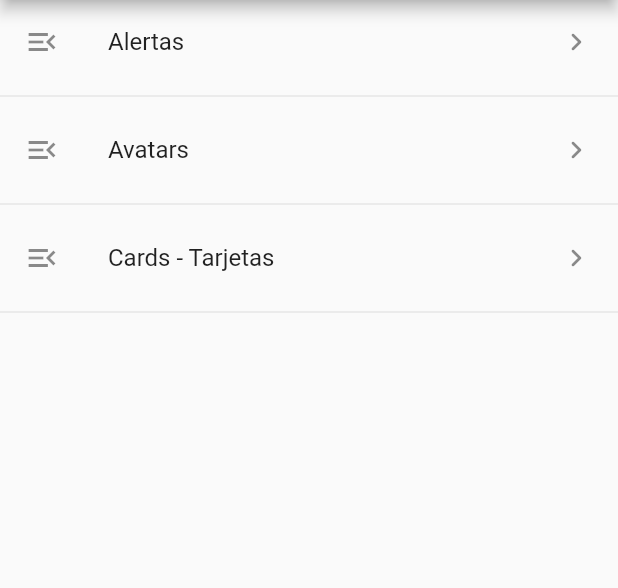
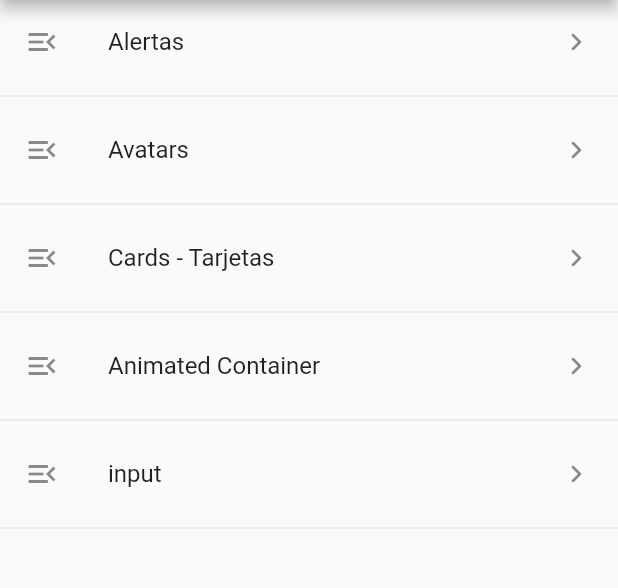
Before and after one commit to williampuerta97/flutter_introduction, a Flutter app: the screen it shows after launch, on a phone screen of 412 x 824 dp, the part 84-672 px from its top. Run offline on Flutter 3.47's test engine with Material 2 defaults, Android fonts, the phone set to English and light mode, and no system bars.

Commit message:
Animated Container Widget,
Rutas y menÃu items para animated container e input page

```diff
--- a/data/menu_opts.json
+++ b/data/menu_opts.json
@@ -15,6 +15,16 @@
             "ruta" : "card",
             "icon" : "folder_open",
             "texto": "Cards - Tarjetas"
+        },
+        {
+            "ruta" : "animatedContainer",
+            "icon" : "donut_large",
+            "texto": "Animated Container"
+        },
+        {
+            "ruta" : "input",
+            "icon" : "input",
+            "texto": "input"
         }
     ]
 }
--- a/lib/src/routes/routes.dart
+++ b/lib/src/routes/routes.dart
@@ -1,5 +1,6 @@
 import 'package:flutter/material.dart';
 import 'package:hello_world/src/pages/alert_page.dart';
+import 'package:hello_world/src/pages/animated_container.dart';
 import 'package:hello_world/src/pages/avatar_page.dart';
 import 'package:hello_world/src/pages/cards_page.dart';
 import 'package:hello_world/src/pages/home.dart';
@@ -10,5 +11,6 @@ Map<String, WidgetBuilder> getApplicationRoutes() {
     'alert': (BuildContext context) => AlertPage(),
     'card': (BuildContext context) => CardPage(),
     'avatar': (BuildContext context) => AvatarPage(),
+    'animatedContainer': (BuildContext context) => AnimatedContainerPage(),
   };
 }
```
Also changed, not shown: lib/src/pages/animated_container.dart (+38 -2 lines).
